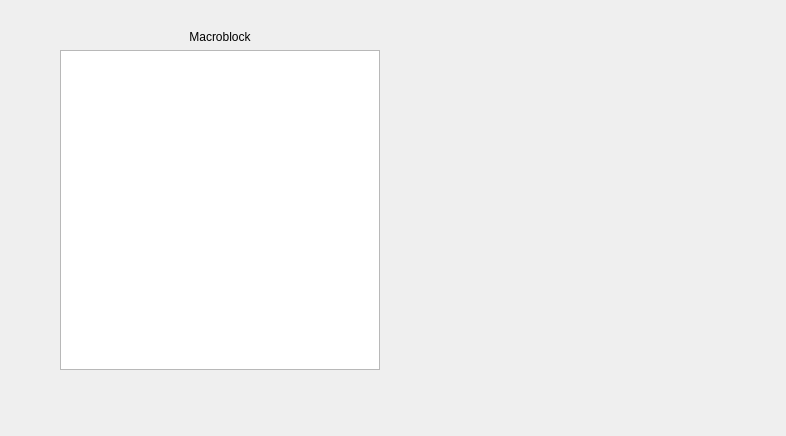
This is codec-preview/MacroblocksWindow.ui in pszopinski/codec-preview as Qt 5 draws it before an edit. The edited form follows.
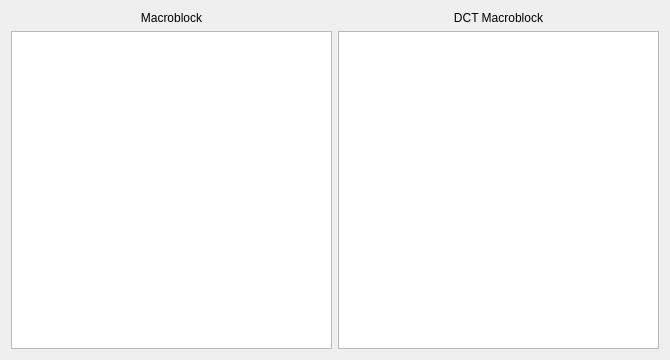
This is the edited form.

The edit to the form file:
```diff
--- a/codec-preview/MacroblocksWindow.ui
+++ b/codec-preview/MacroblocksWindow.ui
@@ -6,22 +6,17 @@
    <rect>
     <x>0</x>
     <y>0</y>
-    <width>786</width>
-    <height>436</height>
+    <width>670</width>
+    <height>360</height>
    </rect>
   </property>
   <property name="windowTitle">
    <string>Form</string>
   </property>
-  <widget class="QWidget" name="">
-   <property name="geometry">
-    <rect>
-     <x>60</x>
-     <y>30</y>
-     <width>320</width>
-     <height>340</height>
-    </rect>
-   </property>
+  <layout class="QHBoxLayout" name="horizontalLayout_2">
+   <item>
+    <layout class="QHBoxLayout" name="horizontalLayout">
+     <item>
    <layout class="QVBoxLayout" name="verticalLayout">
     <item>
      <widget class="QLabel" name="label">
@@ -44,7 +39,34 @@
      </widget>
     </item>
    </layout>
-  </widget>
+     </item>
+     <item>
+      <layout class="QVBoxLayout" name="verticalLayout_2">
+       <item>
+        <widget class="QLabel" name="label_2">
+         <property name="text">
+          <string>DCT Macroblock</string>
+         </property>
+         <property name="alignment">
+          <set>Qt::AlignCenter</set>
+         </property>
+        </widget>
+       </item>
+       <item>
+        <widget class="QGraphicsView" name="dctMacroblockView">
+         <property name="sizePolicy">
+          <sizepolicy hsizetype="Expanding" vsizetype="Expanding">
+           <horstretch>0</horstretch>
+           <verstretch>2</verstretch>
+          </sizepolicy>
+         </property>
+        </widget>
+       </item>
+      </layout>
+     </item>
+    </layout>
+   </item>
+  </layout>
  </widget>
  <resources/>
  <connections/>
```
Lines whose indentation alone changed are shown as unchanged.
